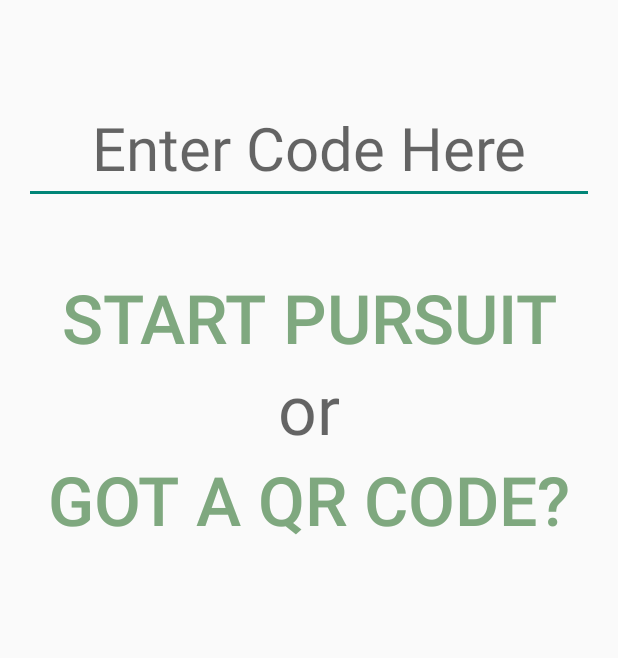
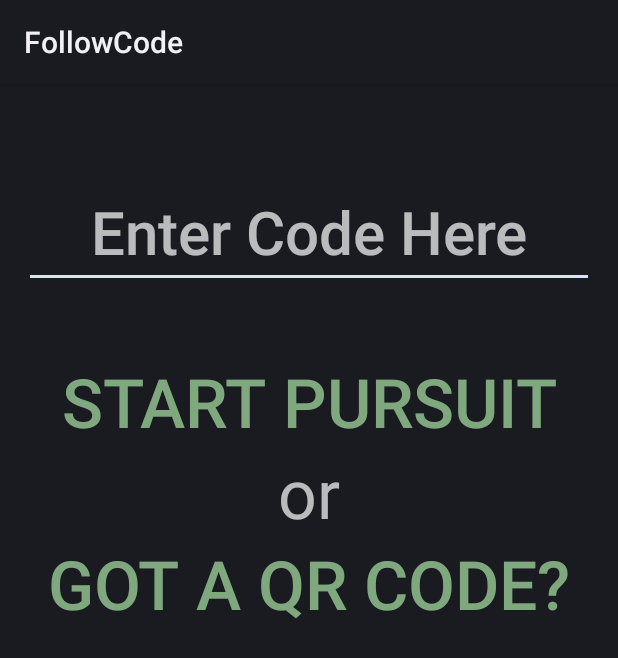
Before and after one commit to Team-LeFo/LeFo, an Android app: the FollowCode screen opened directly, with no data from a screen before it, on a phone screen of 412 x 824 dp. Shown: the top 658 px of the screen. Run offline under Robolectric (Android 15) with nearby library versions, the phone set to English and light mode, and no system bars; libraries missing offline, so code that uses them is left out: com.parse.

Commit message:
Changed App Bar Color and few other colors for Lollipo ONLY. Older Versions MUST be old design.

```diff
--- a/Lefo/app/src/main/AndroidManifest.xml
+++ b/Lefo/app/src/main/AndroidManifest.xml
@@ -13,7 +13,7 @@
         android:allowBackup="true"
         android:icon="@drawable/lefo_icon"
         android:label="@string/app_name"
-        android:theme="@style/AppTheme" >
+        android:theme="@style/lefomat" >
         <activity
             android:name=".MainActivity"
             android:label="@string/app_name" >
--- a/Lefo/app/src/main/res/layout/activity_follow_code.xml
+++ b/Lefo/app/src/main/res/layout/activity_follow_code.xml
@@ -56,7 +56,8 @@
             android:textSize="@dimen/main_button_texts"
             android:background="@android:color/transparent"
             android:textColor="@color/abc_search_url_text"
-            android:onClick="qrCode"/>
+            android:onClick="qrCode"
+            android:elevation="5dp" />
 
         <ProgressBar
             android:layout_width="wrap_content"
--- a/Lefo/app/src/main/res/values/styles.xml
+++ b/Lefo/app/src/main/res/values/styles.xml
@@ -5,4 +5,6 @@
         <!-- Customize your theme here. -->
     </style>
 
+
+
 </resources>
```
Also changed, not shown: 2 other files.
